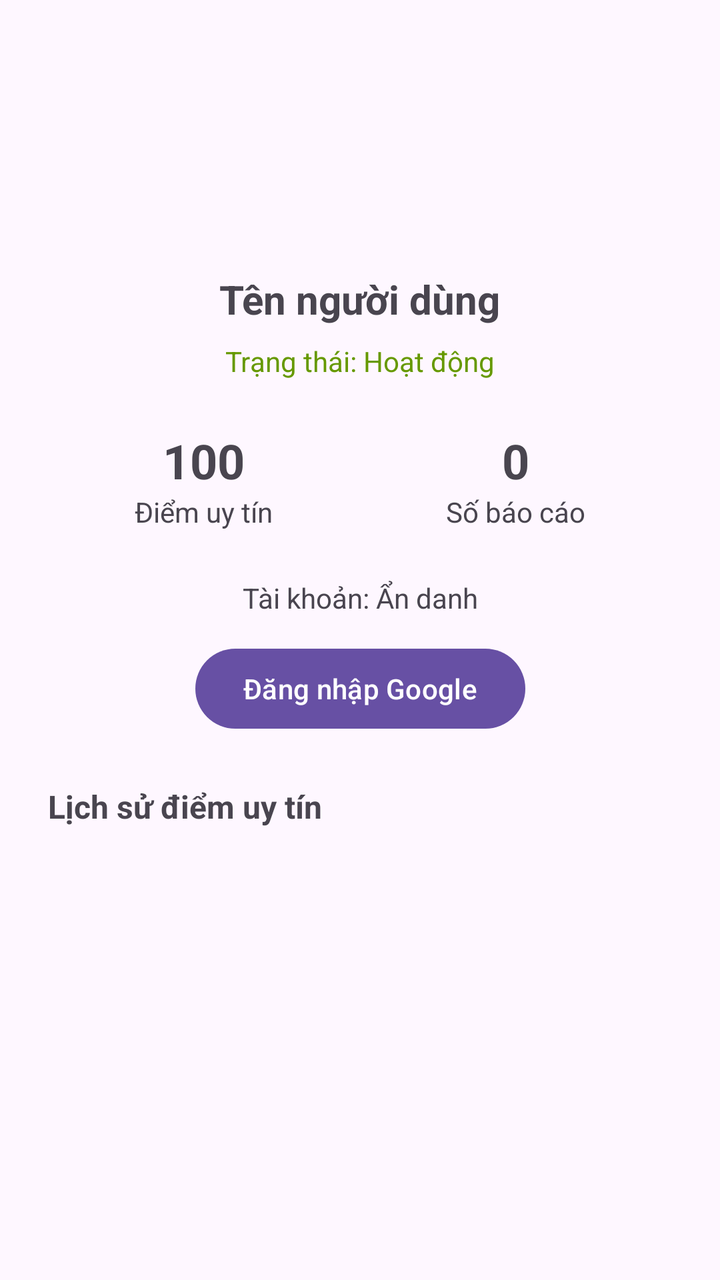
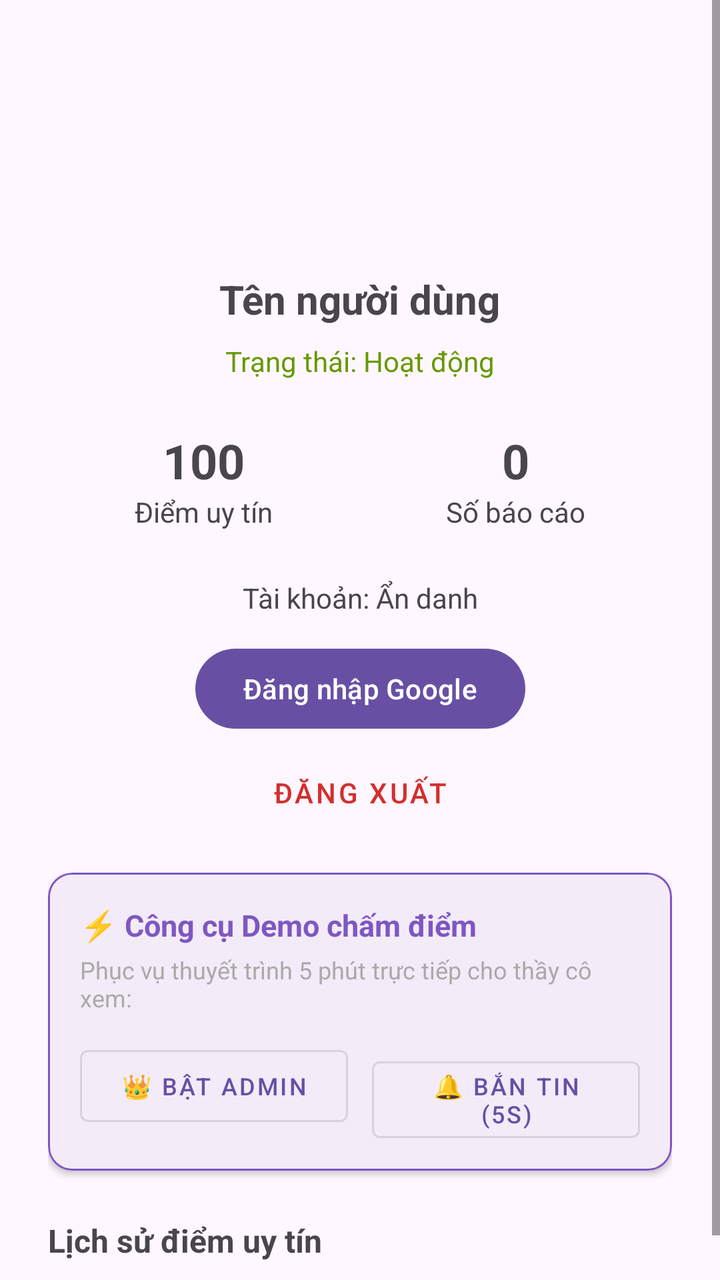

Two renders of the same Android screen: before a commit and after it. Below are the layout's source before the change and the commit's diff.
<!-- AndroidManifest.xml: application theme Theme.WWarning -->
<!-- res/layout/fragment_profile.xml -->
<?xml version="1.0" encoding="utf-8"?>
<ScrollView xmlns:android="http://schemas.android.com/apk/res/android"
    xmlns:app="http://schemas.android.com/apk/res-auto"
    android:layout_width="match_parent"
    android:layout_height="match_parent"
    android:fillViewport="true">

    <androidx.constraintlayout.widget.ConstraintLayout
        android:layout_width="match_parent"
        android:layout_height="wrap_content"
        android:padding="24dp">

        <ImageView
            android:id="@+id/ivAvatar"
            android:layout_width="96dp"
            android:layout_height="96dp"
            android:contentDescription="Avatar người dùng"
            android:src="@android:drawable/sym_def_app_icon"
            app:layout_constraintEnd_toEndOf="parent"
            app:layout_constraintStart_toStartOf="parent"
            app:layout_constraintTop_toTopOf="parent" />

        <TextView
            android:id="@+id/tvUserName"
            android:layout_width="wrap_content"
            android:layout_height="wrap_content"
            android:layout_marginTop="16dp"
            android:text="Tên người dùng"
            android:textSize="20sp"
            android:textStyle="bold"
            app:layout_constraintEnd_toEndOf="parent"
            app:layout_constraintStart_toStartOf="parent"
            app:layout_constraintTop_toBottomOf="@id/ivAvatar" />

        <TextView
            android:id="@+id/tvBannedStatus"
            android:layout_width="wrap_content"
            android:layout_height="wrap_content"
            android:layout_marginTop="8dp"
            android:text="Trạng thái: Hoạt động"
            android:textColor="@android:color/holo_green_dark"
            android:textSize="14sp"
            app:layout_constraintEnd_toEndOf="parent"
            app:layout_constraintStart_toStartOf="parent"
            app:layout_constraintTop_toBottomOf="@id/tvUserName" />

        <LinearLayout
            android:id="@+id/llStats"
            android:layout_width="0dp"
            android:layout_height="wrap_content"
            android:layout_marginTop="24dp"
            android:orientation="horizontal"
            android:baselineAligned="false"
            app:layout_constraintEnd_toEndOf="parent"
            app:layout_constraintStart_toStartOf="parent"
            app:layout_constraintTop_toBottomOf="@id/tvBannedStatus">

            <LinearLayout
                android:layout_width="0dp"
                android:layout_height="wrap_content"
                android:layout_weight="1"
                android:gravity="center"
                android:orientation="vertical">

                <TextView
                    android:id="@+id/tvReputationScore"
                    android:layout_width="wrap_content"
                    android:layout_height="wrap_content"
                    android:text="100"
                    android:textSize="24sp"
                    android:textStyle="bold" />

                <TextView
                    android:layout_width="wrap_content"
                    android:layout_height="wrap_content"
                    android:text="Điểm uy tín"
                    android:textSize="14sp" />
            </LinearLayout>

            <LinearLayout
                android:layout_width="0dp"
                android:layout_height="wrap_content"
                android:layout_weight="1"
                android:gravity="center"
                android:orientation="vertical">

                <TextView
                    android:id="@+id/tvContributionsCount"
                    android:layout_width="wrap_content"
                    android:layout_height="wrap_content"
                    android:text="0"
                    android:textSize="24sp"
                    android:textStyle="bold" />

                <TextView
                    android:layout_width="wrap_content"
                    android:layout_height="wrap_content"
                    android:text="Số báo cáo"
                    android:textSize="14sp" />
            </LinearLayout>
        </LinearLayout>


        <TextView
            android:id="@+id/tvAuthProvider"
            android:layout_width="wrap_content"
            android:layout_height="wrap_content"
            android:layout_marginTop="24dp"
            android:text="Tài khoản: Ẩn danh"
            android:textSize="14sp"
            app:layout_constraintEnd_toEndOf="parent"
            app:layout_constraintStart_toStartOf="parent"
            app:layout_constraintTop_toBottomOf="@id/llStats" />

        <com.google.android.material.button.MaterialButton
            android:id="@+id/btnGoogleSignIn"
            android:layout_width="wrap_content"
            android:layout_height="wrap_content"
            android:layout_marginTop="12dp"
            android:text="Đăng nhập Google"
            app:layout_constraintEnd_toEndOf="parent"
            app:layout_constraintStart_toStartOf="parent"
            app:layout_constraintTop_toBottomOf="@id/tvAuthProvider" />

        <androidx.constraintlayout.widget.Barrier
            android:id="@+id/barrierHeader"
            android:layout_width="wrap_content"
            android:layout_height="wrap_content"
            app:barrierDirection="bottom"
            app:constraint_referenced_ids="ivAvatar,llStats,tvAuthProvider,btnGoogleSignIn" />

        <TextView
            android:id="@+id/tvHistoryTitle"
            android:layout_width="0dp"
            android:layout_height="wrap_content"
            android:layout_marginTop="24dp"
            android:text="Lịch sử điểm uy tín"
            android:textSize="16sp"
            android:textStyle="bold"
            app:layout_constraintEnd_toEndOf="parent"
            app:layout_constraintStart_toStartOf="parent"
            app:layout_constraintTop_toBottomOf="@id/barrierHeader" />

        <LinearLayout
            android:id="@+id/llReputationHistory"
            android:layout_width="0dp"
            android:layout_height="wrap_content"
            android:layout_marginTop="8dp"
            android:orientation="vertical"
            app:layout_constraintEnd_toEndOf="parent"
            app:layout_constraintStart_toStartOf="parent"
            app:layout_constraintTop_toBottomOf="@id/tvHistoryTitle" />

    </androidx.constraintlayout.widget.ConstraintLayout>
</ScrollView>
<!-- resources referenced by this layout -->
<resources>
  <style name="Theme.WWarning" parent="Base.Theme.WWarning" />
  <style name="Base.Theme.WWarning" parent="Theme.Material3.DayNight.NoActionBar">
          
          
      </style>
</resources>

<!-- the commit's change to res/layout/fragment_profile.xml (unified diff, before → after) -->
@@ -122,12 +122,88 @@
             app:layout_constraintStart_toStartOf="parent"
             app:layout_constraintTop_toBottomOf="@id/tvAuthProvider" />
 
+        <com.google.android.material.button.MaterialButton
+            android:id="@+id/btnSignOut"
+            style="@style/Widget.MaterialComponents.Button.TextButton"
+            android:layout_width="wrap_content"
+            android:layout_height="wrap_content"
+            android:layout_marginTop="4dp"
+            android:text="Đăng xuất"
+            android:textColor="#D32F2F"
+            app:layout_constraintEnd_toEndOf="parent"
+            app:layout_constraintStart_toStartOf="parent"
+            app:layout_constraintTop_toBottomOf="@id/btnGoogleSignIn" />
+
+        <com.google.android.material.card.MaterialCardView
+            android:id="@+id/cardDemoTools"
+            android:layout_width="0dp"
+            android:layout_height="wrap_content"
+            android:layout_marginTop="16dp"
+            app:cardCornerRadius="12dp"
+            app:cardElevation="2dp"
+            app:strokeColor="#7E57C2"
+            app:strokeWidth="1dp"
+            app:layout_constraintEnd_toEndOf="parent"
+            app:layout_constraintStart_toStartOf="parent"
+            app:layout_constraintTop_toBottomOf="@id/btnSignOut">
+
+            <LinearLayout
+                android:layout_width="match_parent"
+                android:layout_height="wrap_content"
+                android:orientation="vertical"
+                android:padding="16dp">
+
+                <TextView
+                    android:layout_width="wrap_content"
+                    android:layout_height="wrap_content"
+                    android:text="⚡ Công cụ Demo chấm điểm"
+                    android:textColor="#7E57C2"
+                    android:textSize="15sp"
+                    android:textStyle="bold" />
+
+                <TextView
+                    android:layout_width="wrap_content"
+                    android:layout_height="wrap_content"
+                    android:layout_marginTop="4dp"
+                    android:text="Phục vụ thuyết trình 5 phút trực tiếp cho thầy cô xem:"
+                    android:textColor="@android:color/darker_gray"
+                    android:textSize="12sp" />
+
+                <LinearLayout
+                    android:layout_width="match_parent"
+                    android:layout_height="wrap_content"
+                    android:layout_marginTop="12dp"
+                    android:orientation="horizontal">
+
+                    <com.google.android.material.button.MaterialButton
+                        android:id="@+id/btnToggleAdmin"
+                        style="@style/Widget.MaterialComponents.Button.OutlinedButton"
+                        android:layout_width="0dp"
+                        android:layout_height="wrap_content"
+                        android:layout_marginEnd="6dp"
+                        android:layout_weight="1"
+                        android:text="👑 Bật Admin"
+                        android:textSize="12sp" />
+
+                    <com.google.android.material.button.MaterialButton
+                        android:id="@+id/btnTestNotification"
+                        style="@style/Widget.MaterialComponents.Button.OutlinedButton"
+                        android:layout_width="0dp"
+                        android:layout_height="wrap_content"
+                        android:layout_marginStart="6dp"
+                        android:layout_weight="1"
+                        android:text="🔔 Bắn tin (5s)"
+                        android:textSize="12sp" />
+                </LinearLayout>
+            </LinearLayout>
+        </com.google.android.material.card.MaterialCardView>
+
         <androidx.constraintlayout.widget.Barrier
             android:id="@+id/barrierHeader"
             android:layout_width="wrap_content"
             android:layout_height="wrap_content"
             app:barrierDirection="bottom"
-            app:constraint_referenced_ids="ivAvatar,llStats,tvAuthProvider,btnGoogleSignIn" />
+            app:constraint_referenced_ids="ivAvatar,llStats,tvAuthProvider,btnGoogleSignIn,btnSignOut,cardDemoTools" />
 
         <TextView
             android:id="@+id/tvHistoryTitle"
